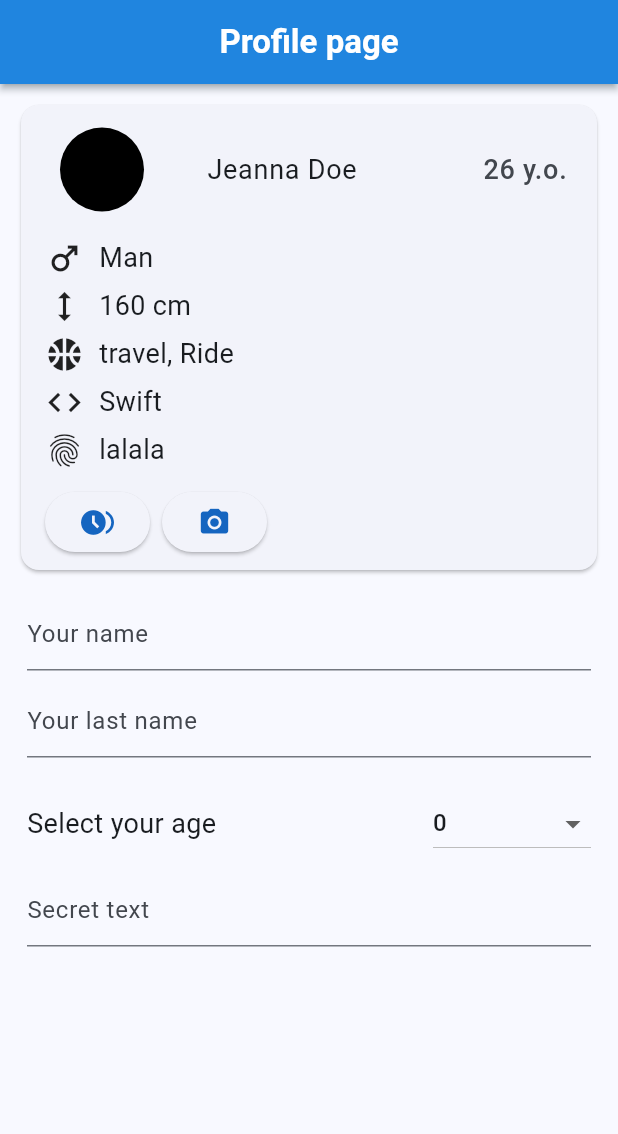
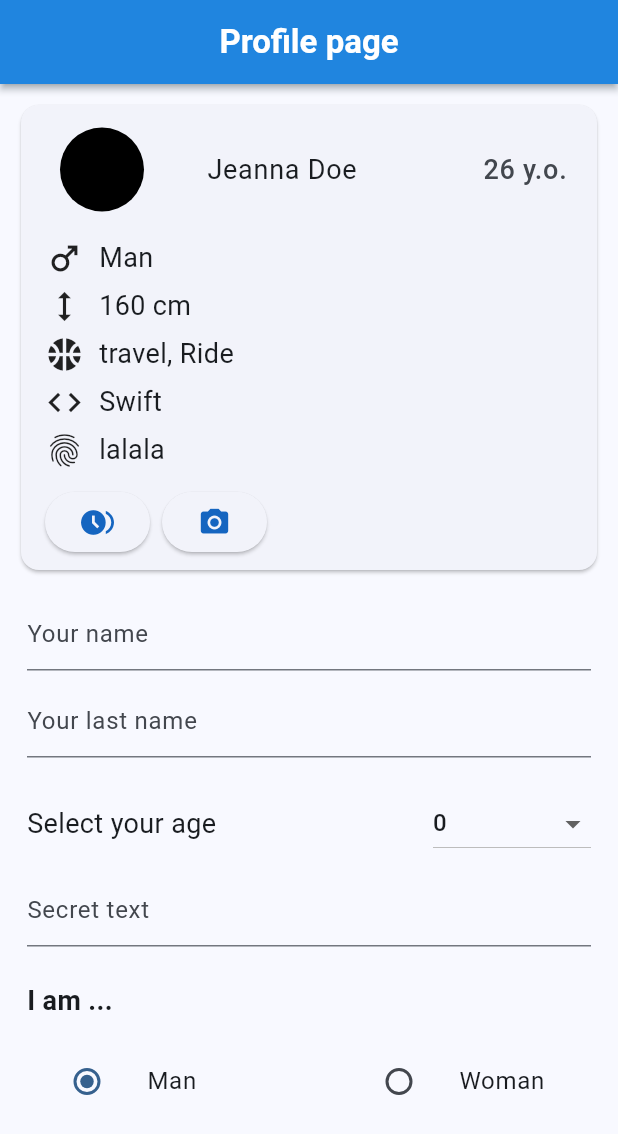
Before and after one commit to anastasiiaal/flutter-stateful-app, a Flutter app: the screen it shows after launch, on a phone screen of 412 x 824 dp. Shown: the top 1134 px of the screen. Run offline on Flutter 3.47's test engine with Material 3 defaults, Android fonts, the phone set to English and light mode, and no system bars; our stand-ins replace image_picker.

Commit message:
title widget

```diff
--- a/lib/main.dart
+++ b/lib/main.dart
@@ -3,6 +3,7 @@ import 'dart:io';
 import 'package:flutter/material.dart';
 import 'package:image_picker/image_picker.dart';
 import 'package:stateful_project/widgets/icon-text.dart';
+import 'package:stateful_project/widgets/small_title.dart';
 
 import 'class/profile.dart';
 
@@ -33,6 +34,7 @@ class InteractivePage extends StatefulWidget {
   InteractivePageState createState() => InteractivePageState();
 }
 
+enum Gender { male, female }
 
 class InteractivePageState extends State<InteractivePage> {
   Profile profile =
@@ -44,7 +46,8 @@ class InteractivePageState extends State<InteractivePage> {
   Widget build(BuildContext context) {
     final ImagePicker picker = ImagePicker();
     int selectedValue = 0;
-    List<int> dropdownItems = List<int>.generate(51, (int index) => index);
+    List<int> dropdownItems = List<int>.generate(101, (int index) => index);
+    Gender? _gender = Gender.male;
 
     Future<void> pickImage(ImageSource source) async {
       try {
@@ -199,6 +202,46 @@ class InteractivePageState extends State<InteractivePage> {
                 ),
               ),
             ),
+            const SizedBox(height: 10),
+            const SmallTitle(text: "I am ..."),
+            Padding(
+                padding: const EdgeInsets.symmetric(horizontal: 18, vertical: 5),
+                child: Row(
+                  children: [
+                    Expanded(
+                      flex: 1,
+                      child: ListTile(
+                        title: const Text('Man'),
+                        leading: Radio<Gender>(
+                          value: Gender.male,
+                          groupValue: _gender,
+                          onChanged: (Gender? value) {
+                            setState(() {
+                              _gender = value;
+                            });
+                          },
+                        ),
+                      ),
+                    ),
+                    const SizedBox(width: 40),
+                    Expanded(
+                      flex: 1,
+                      child: ListTile(
+                        title: const Text('Woman'),
+                        leading: Radio<Gender>(
+                          value: Gender.female,
+                          groupValue: _gender,
+                          onChanged: (Gender? value) {
+                            setState(() {
+                              _gender = value;
+                            });
+                          },
+                        ),
+                      ),
+                    ),
+                  ]
+                ),
+            ),
           ],
         ),
       ),
--- /dev/null
+++ b/lib/widgets/small_title.dart
@@ -0,0 +1,24 @@
+import 'package:flutter/material.dart';
+
+class SmallTitle extends StatelessWidget {
+
+  final String text;
+
+  const SmallTitle({super.key, required this.text});
+
+  @override
+  Widget build(BuildContext context) {
+    return Padding(
+      padding: const EdgeInsets.symmetric(horizontal: 18, vertical: 5),
+      child: Row(
+        children: [
+          Text(
+              text,
+              textAlign: TextAlign.left,
+              style: const TextStyle(fontSize: 18, height: 1.8, fontWeight: FontWeight.bold)
+          ),
+        ],
+      ),
+    );
+  }
+}
```
